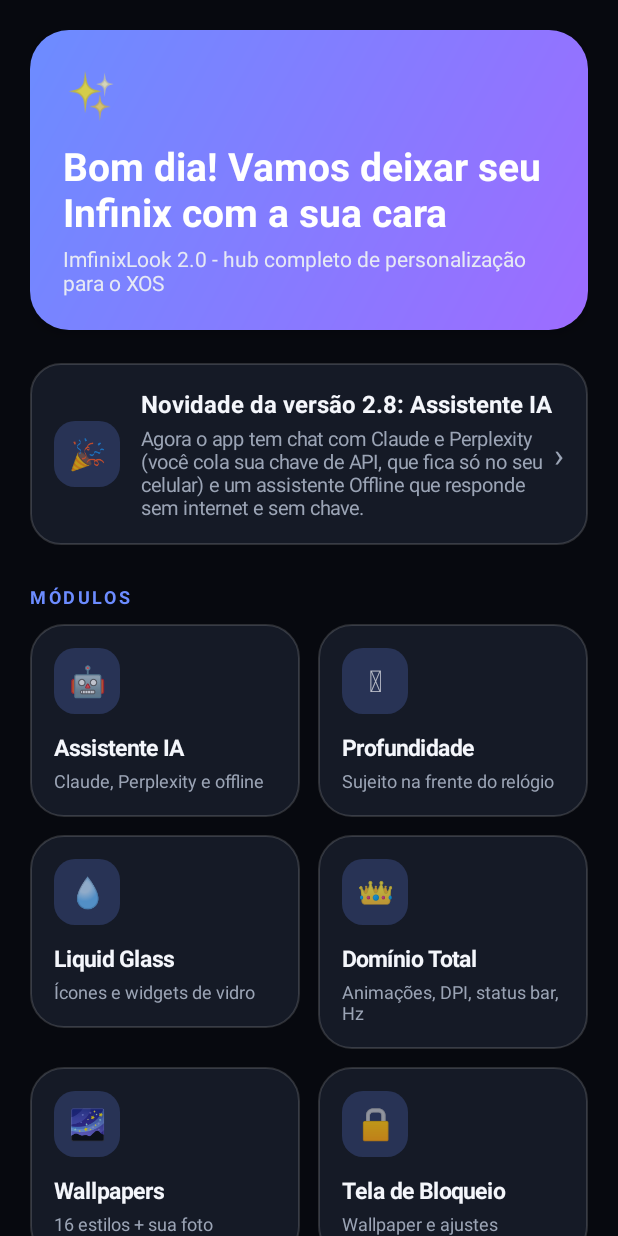
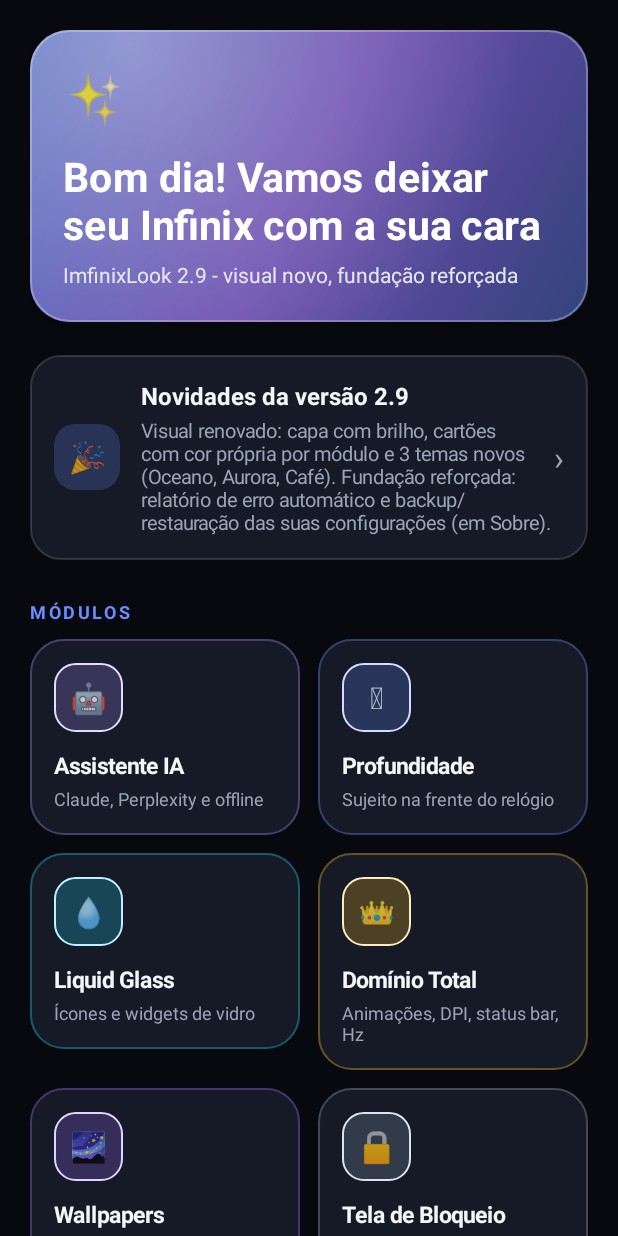
Before and after one commit to deabreusoaresdossantos-del/imfinixlook, an Android app: the screen it shows after launch (MainActivity), on a phone screen of 412 x 824 dp. Run offline under Robolectric (Android 15) with nearby library versions, the phone set to English and light mode, and no system bars; Roboto replaces fonts that are not available here.

Commit message:
v2.9.0: visual renovado (capa com brilho, cartoes com cor por modulo, 3 temas novos) + fundacao reforcada (relatorio de erro, backup/restauracao, timeout no Shizuku)

```diff
--- a/app/build.gradle
+++ b/app/build.gradle
@@ -11,8 +11,8 @@ android {
         applicationId "com.imfinix.look"
         minSdk 26
         targetSdk 34
-        versionCode 13
-        versionName "2.8.0"
+        versionCode 14
+        versionName "2.9.0"
     }
 
     buildTypes {
--- a/app/src/main/AndroidManifest.xml
+++ b/app/src/main/AndroidManifest.xml
@@ -21,6 +21,7 @@
     </queries>
 
     <application
+        android:name=".ImfinixApp"
         android:allowBackup="true"
         android:icon="@drawable/ic_launcher"
         android:label="@string/app_name"
--- /dev/null
+++ b/app/src/main/java/com/imfinix/look/ImfinixApp.kt
@@ -0,0 +1,52 @@
+package com.imfinix.look
+
+import android.app.Application
+import java.io.File
+import java.io.PrintWriter
+import java.io.StringWriter
+import java.text.SimpleDateFormat
+import java.util.Date
+import java.util.Locale
+
+class ImfinixApp : Application() {
+    override fun onCreate() {
+        super.onCreate()
+        CrashLogger.install(this)
+    }
+}
+
+object CrashLogger {
+
+    private const val FILE = "crash.log"
+
+    fun install(app: Application) {
+        val previous = Thread.getDefaultUncaughtExceptionHandler()
+        Thread.setDefaultUncaughtExceptionHandler { thread, throwable ->
+            try {
+                val sw = StringWriter()
+                throwable.printStackTrace(PrintWriter(sw))
+                val stamp = SimpleDateFormat("dd/MM/yyyy HH:mm:ss", Locale.US).format(Date())
+                val entry = "===== $stamp =====\nThread: ${thread.name}\n${sw}\n\n"
+                File(app.filesDir, FILE).appendText(entry)
+            } catch (_: Exception) {
+            }
+            previous?.uncaughtException(thread, throwable)
+        }
+    }
+
+    fun hasLog(app: Application): Boolean {
+        val f = File(app.filesDir, FILE)
+        return f.exists() && f.length() > 0
+    }
+
+    fun read(app: Application): String {
+        val f = File(app.filesDir, FILE)
+        if (!f.exists()) return ""
+        val text = f.readText()
+        return if (text.length > 3500) "..." + text.takeLast(3500) else text
+    }
+
+    fun clear(app: Application) {
+        try { File(app.filesDir, FILE).delete() } catch (_: Exception) {}
+    }
+}
--- a/app/src/main/java/com/imfinix/look/MainActivity.kt
+++ b/app/src/main/java/com/imfinix/look/MainActivity.kt
@@ -6,6 +6,23 @@ import android.os.Bundle
 import java.util.Calendar
 
 class MainActivity : Activity() {
+
+    companion object {
+        val C_PURPLE = android.graphics.Color.parseColor("#A78BFA")
+        val C_BLUE = android.graphics.Color.parseColor("#6C8CFF")
+        val C_CYAN = android.graphics.Color.parseColor("#22D3EE")
+        val C_AMBER = android.graphics.Color.parseColor("#FBBF24")
+        val C_VIOLET = android.graphics.Color.parseColor("#9D6CFF")
+        val C_SLATE = android.graphics.Color.parseColor("#94A3B8")
+        val C_GREEN = android.graphics.Color.parseColor("#34D399")
+        val C_PINK = android.graphics.Color.parseColor("#F472B6")
+        val C_YELLOW = android.graphics.Color.parseColor("#FACC15")
+        val C_ORANGE = android.graphics.Color.parseColor("#FB923C")
+        val C_TEAL = android.graphics.Color.parseColor("#2DD4BF")
+        val C_RED = android.graphics.Color.parseColor("#F87171")
+        val C_INDIGO = android.graphics.Color.parseColor("#818CF8")
+        val C_LIME = android.graphics.Color.parseColor("#A3E635")
+    }
 
     private var paletteAtBuild: String = ""
 
@@ -25,34 +42,34 @@ class MainActivity : Activity() {
             in 12..17 -> "Boa tarde"
             else -> "Boa noite"
         }
-        Ui.hero(col, "$greeting! Vamos deixar seu Infinix com a sua cara", "ImfinixLook 2.0 - hub completo de personalização para o XOS", "✨")
+        Ui.hero(col, "$greeting! Vamos deixar seu Infinix com a sua cara", "ImfinixLook 2.9 - visual novo, fundação reforçada", "✨")
 
         val prefs = getSharedPreferences("imfinix_state", MODE_PRIVATE)
-        if (!prefs.getBoolean("seen_v28", false)) {
-            Ui.card(col, "🎉", "Novidade da versão 2.8: Assistente IA", "Agora o app tem chat com Claude e Perplexity (você cola sua chave de API, que fica só no seu celular) e um assistente Offline que responde sem internet e sem chave.") {
-                prefs.edit().putBoolean("seen_v28", true).apply()
+        if (!prefs.getBoolean("seen_v29", false)) {
+            Ui.card(col, "🎉", "Novidades da versão 2.9", "Visual renovado: capa com brilho, cartões com cor própria por módulo e 3 temas novos (Oceano, Aurora, Café). Fundação reforçada: relatório de erro automático e backup/restauração das suas configurações (em Sobre).") {
+                prefs.edit().putBoolean("seen_v29", true).apply()
                 recreate()
             }
         }
 
         Ui.section(col, "Módulos")
         val modules = listOf(
-            Triple("🤖", "Assistente IA", "Claude, Perplexity e offline"),
-            Triple("🪄", "Profundidade", "Sujeito na frente do relógio"),
-            Triple("💧", "Liquid Glass", "Ícones e widgets de vidro"),
-            Triple("👑", "Domínio Total", "Animações, DPI, status bar, Hz"),
-            Triple("🌌", "Wallpapers", "16 estilos + sua foto"),
-            Triple("🔒", "Tela de Bloqueio", "Wallpaper e ajustes"),
-            Triple("🕐", "Relógios", "5 estilos + modo mesa"),
-            Triple("🎨", "Temas", "Cores do app inteiro"),
-            Triple("⚡", "Ajustes Rápidos", "Brilho, tela e atalhos"),
-            Triple("🎛️", "Painel Rápido", "Configs escondidas"),
-            Triple("🔊", "Perfis de Som", "Volumes e perfis"),
-            Triple("✋", "Gestos", "Alça de borda e apps"),
-            Triple("🔔", "Notificações", "Histórico completo"),
-            Triple("💡", "Dicas XOS", "Truques do sistema")
+            ModuleItem("🤖", "Assistente IA", "Claude, Perplexity e offline", C_PURPLE),
+            ModuleItem("🪄", "Profundidade", "Sujeito na frente do relógio", C_BLUE),
+            ModuleItem("💧", "Liquid Glass", "Ícones e widgets de vidro", C_CYAN),
+            ModuleItem("👑", "Domínio Total", "Animações, DPI, status bar, Hz", C_AMBER),
+            ModuleItem("🌌", "Wallpapers", "16 estilos + sua foto", C_VIOLET),
+            ModuleItem("🔒", "Tela de Bloqueio", "Wallpaper e ajustes", C_SLATE),
+            ModuleItem("🕐", "Relógios", "5 estilos + modo mesa", C_GREEN),
+            ModuleItem("🎨", "Temas", "9 paletas de cor", C_PINK),
+            ModuleItem("⚡", "Ajustes Rápidos", "Brilho, tela e atalhos", C_YELLOW),
+            ModuleItem("🎛️", "Painel Rápido", "Configs escondidas", C_ORANGE),
+            ModuleItem("🔊", "Perfis de Som", "Volumes e perfis", C_TEAL),
+            ModuleItem("✋", "Gestos", "Alça de borda e apps", C_RED),
+            ModuleItem("🔔", "Notificações", "Histórico completo", C_INDIGO),
+            ModuleItem("💡", "Dicas XOS", "Truques do sistema", C_LIME)
         )
-        Ui.grid(col, modules, 2) { which ->
+        Ui.moduleGrid(col, modules, 2) { which ->
             val target = when (which) {
                 0 -> AiChatActivity::class.java
                 1 -> DepthActivity::class.java
@@ -73,7 +90,7 @@ class MainActivity : Activity() {
         }
 
         Ui.section(col, "Sobre")
-        Ui.card(col, "💎", "ImfinixLook 2.0", "Projeto original inspirado em hubs de personalização. Feito para XOS / Android 14.", 12) {
+        Ui.card(col, "💎", "ImfinixLook 2.9", "Projeto original inspirado em hubs de personalização. Feito para XOS / Android 14.", 12) {
             startActivity(Intent(this, AboutActivity::class.java))
         }
     }
--- a/app/src/main/java/com/imfinix/look/Theme.kt
+++ b/app/src/main/java/com/imfinix/look/Theme.kt
@@ -13,7 +13,10 @@ object Theme {
         Palette("ambar", "Âmbar", "🌅", Color.parseColor("#FBBF24"), Color.parseColor("#F97316")),
         Palette("rosa", "Rosa", "🌸", Color.parseColor("#F472B6"), Color.parseColor("#A78BFA")),
         Palette("ciano", "Ciano", "🧊", Color.parseColor("#22D3EE"), Color.parseColor("#60A5FA")),
-        Palette("rubi", "Rubi", "🔥", Color.parseColor("#F87171"), Color.parseColor("#FB7185"))
+        Palette("rubi", "Rubi", "🔥", Color.parseColor("#F87171"), Color.parseColor("#FB7185")),
+        Palette("oceano", "Oceano", "🌊", Color.parseColor("#38BDF8"), Color.parseColor("#34D399")),
+        Palette("aurora2", "Aurora", "🌌", Color.parseColor("#67E8F9"), Color.parseColor("#C084FC")),
+        Palette("cafe", "Café", "☕", Color.parseColor("#E0B589"), Color.parseColor("#A98467"))
     )
 
     private const val PREFS = "imfinix_theme"
--- a/app/src/main/java/com/imfinix/look/Ui.kt
+++ b/app/src/main/java/com/imfinix/look/Ui.kt
@@ -17,6 +17,8 @@ import android.widget.SeekBar
 import android.widget.Switch
 import android.widget.TextView
 import android.widget.Toast
+
+data class ModuleItem(val emoji: String, val title: String, val desc: String, val tint: Int)
 
 object Ui {
     val BG = Color.parseColor("#07090F")
@@ -114,7 +116,7 @@ object Ui {
         val c = col.context
         val box = LinearLayout(c)
         box.orientation = LinearLayout.VERTICAL
-        box.background = gradient(c, 26f)
+        box.background = heroBg(c, 26f)
         val pad = dp(c, 22)
         box.setPadding(pad, pad, pad, pad)
         val lp = LinearLayout.LayoutParams(ViewGroup.LayoutParams.MATCH_PARENT, ViewGroup.LayoutParams.WRAP_CONTENT)
@@ -124,16 +126,17 @@ object Ui {
 
         val e = TextView(c)
         e.text = emoji
-        e.textSize = 30f
+        e.textSize = 34f
         box.addView(e)
 
         val t = TextView(c)
         t.text = title
-        t.textSize = 26f
+        t.textSize = 27f
         t.setTextColor(Color.WHITE)
         t.typeface = Typeface.DEFAULT_BOLD
+        t.letterSpacing = 0.01f
         val tlp = LinearLayout.LayoutParams(ViewGroup.LayoutParams.MATCH_PARENT, ViewGroup.LayoutParams.WRAP_CONTENT)
-        tlp.topMargin = dp(c, 10)
+        tlp.topMargin = dp(c, 12)
         t.layoutParams = tlp
         box.addView(t)
 
@@ -142,12 +145,109 @@ object Ui {
         s.textSize = 14f
         s.setTextColor(Color.parseColor("#E6E9F5"))
         val slp = LinearLayout.LayoutParams(ViewGroup.LayoutParams.MATCH_PARENT, ViewGroup.LayoutParams.WRAP_CONTENT)
-        slp.topMargin = dp(c, 4)
+        slp.topMargin = dp(c, 6)
         s.layoutParams = slp
         box.addView(s)
 
         col.addView(box)
         animIn(box, 0)
+    }
+
+    private fun heroBg(c: Context, radiusDp: Float): android.graphics.drawable.Drawable {
+        val base = GradientDrawable(GradientDrawable.Orientation.TL_BR,
+            intArrayOf(blend(accent(c), Color.parseColor("#0B0E16"), 0.72f),
+                blend(accent2(c), Color.parseColor("#0B0E16"), 0.66f),
+                blend(accent(c), Color.parseColor("#07090F"), 0.45f)))
+        base.cornerRadius = dp(c, radiusDp).toFloat()
+        val glow = GradientDrawable()
+        glow.setGradientType(GradientDrawable.RADIAL_GRADIENT)
+        glow.setGradientCenter(0.18f, 0.05f)
+        glow.gradientRadius = dp(c, 260).toFloat()
+        glow.colors = intArrayOf(Color.argb(90, 255, 255, 255), Color.TRANSPARENT)
+        glow.cornerRadius = dp(c, radiusDp).toFloat()
+        val stroke = GradientDrawable()
+        stroke.cornerRadius = dp(c, radiusDp).toFloat()
+        stroke.setStroke(dp(c, 1), Color.argb(70, 255, 255, 255))
+        stroke.setColor(Color.TRANSPARENT)
+        return android.graphics.drawable.LayerDrawable(arrayOf(base, glow, stroke))
+    }
+
+    fun tintedChip(c: Context, emoji: String, tint: Int): TextView {
+        val chip = TextView(c)
+        chip.text = emoji
+        chip.textSize = 20f
+        chip.gravity = Gravity.CENTER
+        val bg = GradientDrawable()
+        bg.setColor(blend(tint, CARD, 0.24f))
+        bg.cornerRadius = dp(c, 14).toFloat()
+        bg.setStroke(dp(c, 1), blend(tint, Color.WHITE, 0.30f))
+        chip.background = bg
+        val size = dp(c, 46)
+        chip.layoutParams = LinearLayout.LayoutParams(size, size)
+        return chip
+    }
+
+    fun moduleGrid(col: LinearLayout, items: List<ModuleItem>, startIndex: Int, onClick: (Int) -> Unit) {
+        val c = col.context
+        var idx = startIndex
+        var i = 0
+        while (i < items.size) {
+            val row = LinearLayout(c)
+            row.orientation = LinearLayout.HORIZONTAL
+            val rlp = LinearLayout.LayoutParams(ViewGroup.LayoutParams.MATCH_PARENT, ViewGroup.LayoutParams.WRAP_CONTENT)
+            rlp.bottomMargin = dp(c, 12)
+            row.layoutParams = rlp
+            for (j in 0..1) {
+                if (i + j < items.size) {
+                    val m = items[i + j]
+                    val cell = LinearLayout(c)
+                    cell.orientation = LinearLayout.VERTICAL
+                    cell.background = moduleBg(c, m.tint)
+                    val pad = dp(c, 16)
+                    cell.setPadding(pad, pad, pad, pad)
+                    val clp = LinearLayout.LayoutParams(0, ViewGroup.LayoutParams.WRAP_CONTENT, 1f)
+                    if (j == 0) clp.rightMargin = dp(c, 12)
+                    cell.layoutParams = clp
+
+                    cell.addView(tintedChip(c, m.emoji, m.tint))
+                    val t = TextView(c)
+                    t.text = m.title
+                    t.textSize = 15f
+                    t.setTextColor(TEXT)
+                    t.typeface = Typeface.DEFAULT_BOLD
+                    val tlp = LinearLayout.LayoutParams(ViewGroup.LayoutParams.MATCH_PARENT, ViewGroup.LayoutParams.WRAP_CONTENT)
+                    tlp.topMargin = dp(c, 12)
+                    t.layoutParams = tlp
+                    cell.addView(t)
+                    if (m.desc.isNotEmpty()) {
+                        val d = TextView(c)
+                        d.text = m.desc
+                        d.textSize = 12f
+                        d.setTextColor(SUB)
+                        val dlp = LinearLayout.LayoutParams(ViewGroup.LayoutParams.MATCH_PARENT, ViewGroup.LayoutParams.WRAP_CONTENT)
+                        dlp.topMargin = dp(c, 3)
+                        d.layoutParams = dlp
+                        cell.addView(d)
+                    }
+                    val which = i + j
+                    pressable(cell) { onClick(which) }
+                    row.addView(cell)
+                    animIn(cell, idx++)
+                } else {
+                    val spacer = View(c)
+                    spacer.layoutParams = LinearLayout.LayoutParams(0, 1, 1f)
+                    row.addView(spacer)
+                }
+            }
+            col.addView(row)
+            i += 2
+        }
+    }
+
+    private fun moduleBg(c: Context, tint: Int): GradientDrawable {
+        val g = cardBg(c, 22f)
+        g.setStroke(dp(c, 1), blend(tint, CARD, 0.35f))
+        return g
     }
 
     fun header(col: LinearLayout, title: String, subtitle: String) {
```
Also changed, not shown: app/src/main/java/com/imfinix/look/AboutActivity.kt (+29 -2 lines), app/src/main/java/com/imfinix/look/BackupManager.kt (added, +90 -0 lines), app/src/main/java/com/imfinix/look/ShizukuShell.kt (+6 -2 lines).
